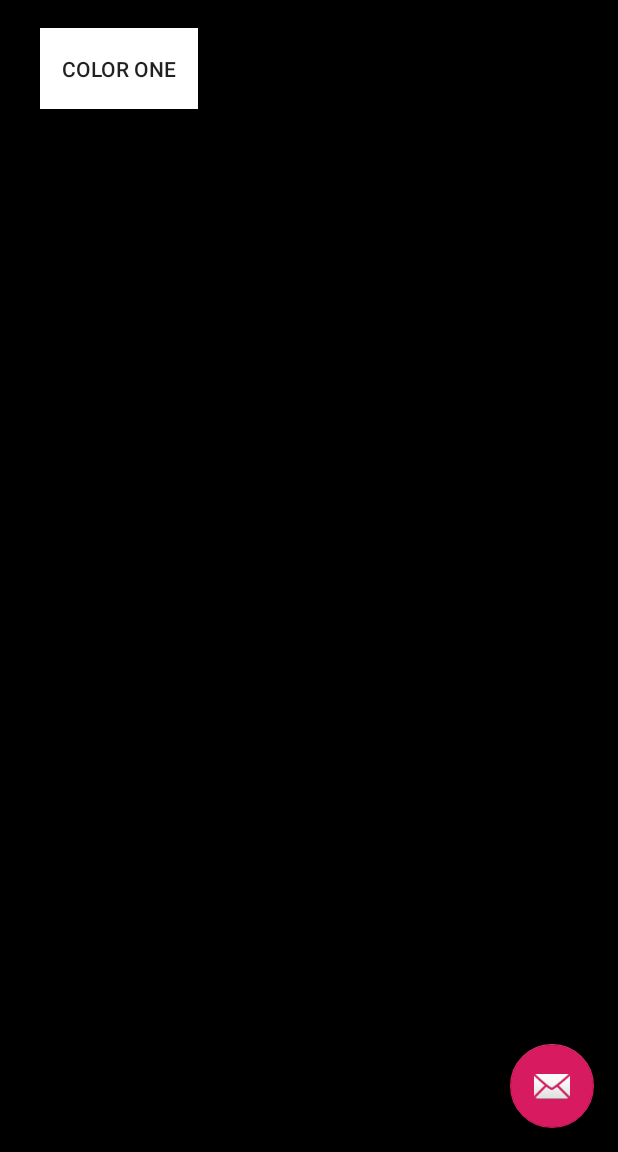
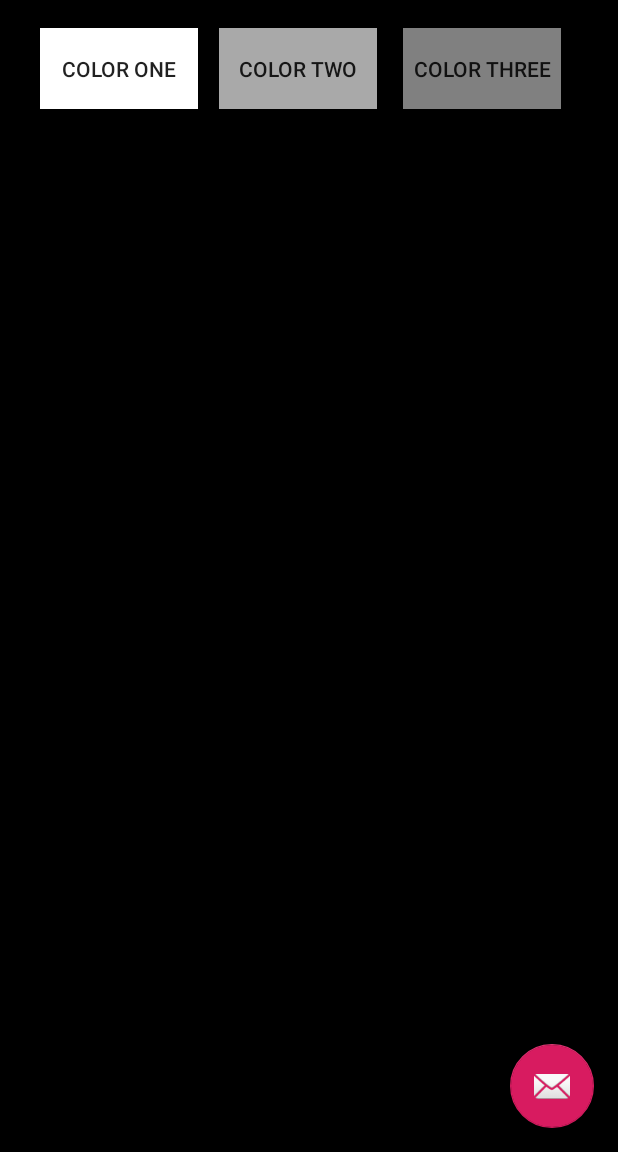
Before and after one commit to nuruchi1/p02_uruchima, an Android app: the screen it shows after launch (MainActivity), on a phone screen of 412 x 824 dp, the part 84-1236 px from its top. Run offline under Robolectric (Android 15) with nearby library versions, the phone set to English and light mode, and no system bars.

Commit message:
buttons added

```diff
--- a/app/src/main/res/layout/content_main.xml
+++ b/app/src/main/res/layout/content_main.xml
@@ -23,6 +23,33 @@
         app:layout_constraintTop_toTopOf="parent"
         app:layout_constraintVertical_bias="0.026" />
 
+
+    <Button
+        android:id="@+id/b2"
+        android:layout_width="105dp"
+        android:layout_height="54dp"
+        android:background="@color/lightGrey"
+        android:text="Color Two"
+        app:layout_constraintBottom_toBottomOf="parent"
+        app:layout_constraintHorizontal_bias="0.475"
+        app:layout_constraintLeft_toLeftOf="parent"
+        app:layout_constraintRight_toRightOf="parent"
+        app:layout_constraintTop_toTopOf="parent"
+        app:layout_constraintVertical_bias="0.026" />
+
+    <Button
+        android:id="@+id/b3"
+        android:layout_width="105dp"
+        android:layout_height="54dp"
+        android:background="@color/grey"
+        android:text="Color Three"
+        app:layout_constraintBottom_toBottomOf="parent"
+        app:layout_constraintHorizontal_bias="0.875"
+        app:layout_constraintLeft_toLeftOf="parent"
+        app:layout_constraintRight_toRightOf="parent"
+        app:layout_constraintTop_toTopOf="parent"
+        app:layout_constraintVertical_bias="0.026" />
+
     <TextView
         android:layout_width="wrap_content"
         android:layout_height="wrap_content"
```
